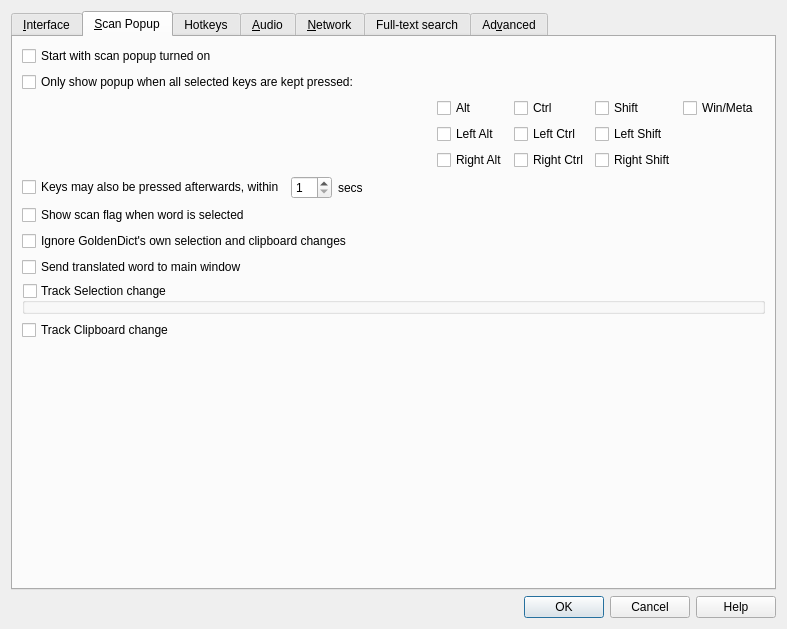
Qt form preferences.ui (xiaoyifang/goldendict-ng) before a commit.
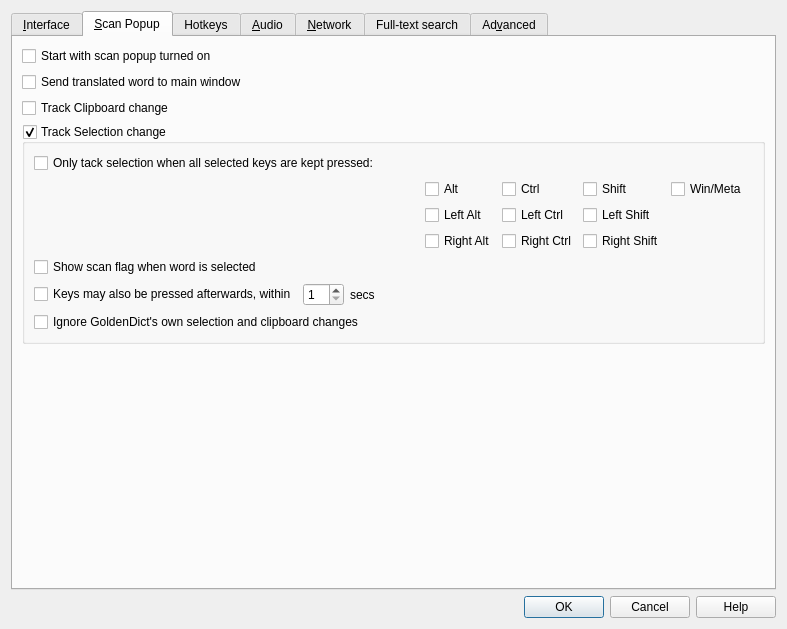
The same form after that commit. Icons and pictures are not drawn. Custom widgets are drawn as their Qt base class.

Commit message: Group Selection related Settings together

What changed in the file:
```diff
--- a/preferences.ui
+++ b/preferences.ui
@@ -435,13 +435,45 @@
         </widget>
        </item>
        <item>
+        <widget class="QCheckBox" name="scanToMainWindow">
+         <property name="toolTip">
+          <string>Send translated word to main window instead of to show it in popup window</string>
+         </property>
+         <property name="text">
+          <string>Send translated word to main window</string>
+         </property>
+        </widget>
+       </item>
+       <item>
+        <widget class="QCheckBox" name="enableClipboardTrack">
+         <property name="toolTip">
+          <string>Track clipboard changes when Scanning is enabled. Notice! You should always enable this unless you are on Linux.</string>
+         </property>
+         <property name="text">
+          <string>Track Clipboard change</string>
+         </property>
+        </widget>
+       </item>
+       <item>
+        <widget class="QGroupBox" name="enableX11SelectionTrack">
+         <property name="title">
+          <string>Track Selection change</string>
+         </property>
+         <property name="alignment">
+          <set>Qt::AlignLeading|Qt::AlignLeft|Qt::AlignTop</set>
+         </property>
+         <property name="checkable">
+          <bool>true</bool>
+         </property>
+         <layout class="QVBoxLayout" name="verticalLayout_4">
+          <item>
         <widget class="QCheckBox" name="enableScanPopupModifiers">
          <property name="toolTip">
           <string>With this enabled, the popup would only show up if all chosen keys are
 in the pressed state when the word selection changes.</string>
          </property>
          <property name="text">
-          <string>Only show popup when all selected keys are kept pressed:</string>
+             <string>Only tack selection when all selected keys are kept pressed:</string>
          </property>
         </widget>
        </item>
@@ -620,6 +652,16 @@
          </layout>
         </widget>
        </item>
+          <item>
+           <widget class="QCheckBox" name="showScanFlag">
+            <property name="toolTip">
+             <string>Show a flag window before showing popup window, click the flag to show popup window. </string>
+            </property>
+            <property name="text">
+             <string>Show scan flag when word is selected</string>
+            </property>
+           </widget>
+          </item>
        <item>
         <layout class="QHBoxLayout" name="horizontalLayout_5">
          <item>
@@ -681,16 +723,6 @@
          </item>
         </layout>
        </item>
-       <item>
-        <widget class="QCheckBox" name="showScanFlag">
-         <property name="toolTip">
-          <string>Show a flag window before showing popup window, click the flag to show popup window. </string>
-         </property>
-         <property name="text">
-          <string>Show scan flag when word is selected</string>
-         </property>
-        </widget>
-       </item>
        <item>
         <widget class="QCheckBox" name="ignoreOwnClipboardChanges">
          <property name="toolTip">
@@ -701,37 +733,7 @@
          </property>
         </widget>
        </item>
-       <item>
-        <widget class="QCheckBox" name="scanToMainWindow">
-         <property name="toolTip">
-          <string>Send translated word to main window instead of to show it in popup window</string>
-         </property>
-         <property name="text">
-          <string>Send translated word to main window</string>
-         </property>
-        </widget>
-       </item>
-       <item>
-        <widget class="QGroupBox" name="enableX11SelectionTrack">
-         <property name="title">
-          <string>Track Selection change</string>
-         </property>
-         <property name="checkable">
-          <bool>true</bool>
-         </property>
-         <property name="checked">
-          <bool>false</bool>
-         </property>
-        </widget>
-       </item>
-       <item>
-        <widget class="QCheckBox" name="enableClipboardTrack">
-         <property name="toolTip">
-          <string>Track clipboard changes when Scanning is enabled. Noice! You should always enable this unless you are on Linux.</string>
-         </property>
-         <property name="text">
-          <string>Track Clipboard change</string>
-         </property>
+         </layout>
         </widget>
        </item>
        <item>
```
Lines whose indentation alone changed are shown as unchanged.
